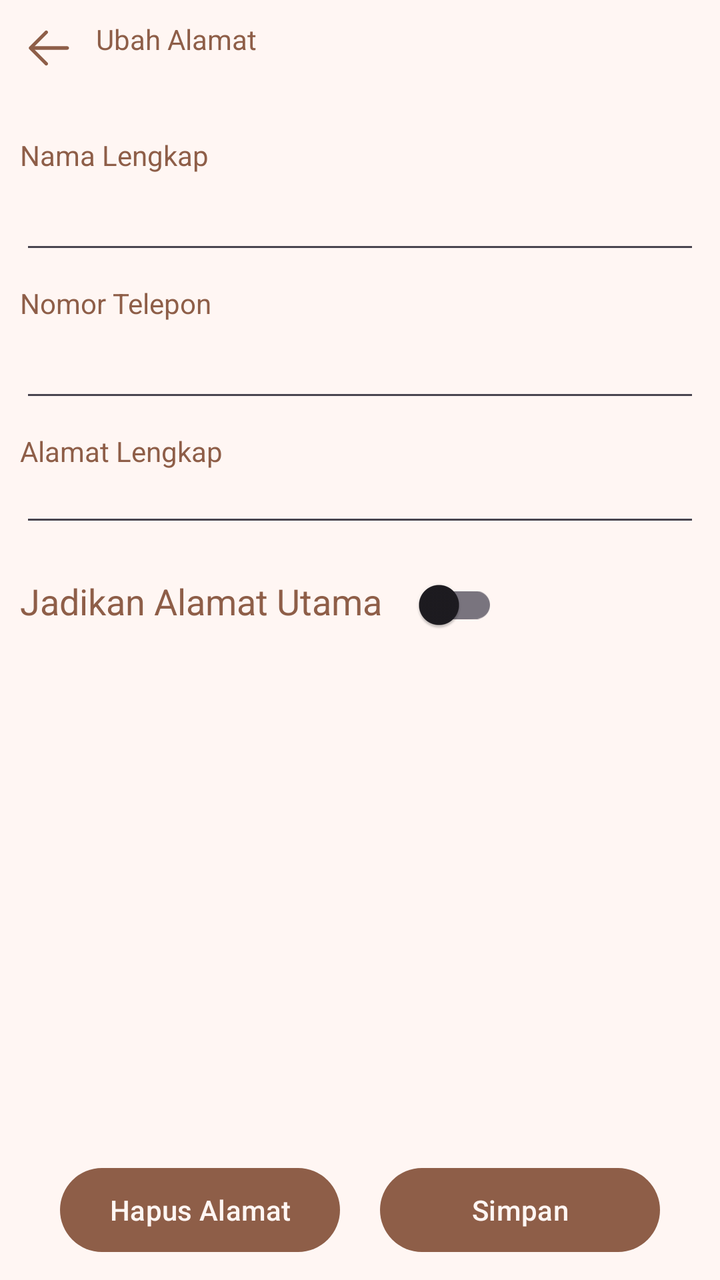
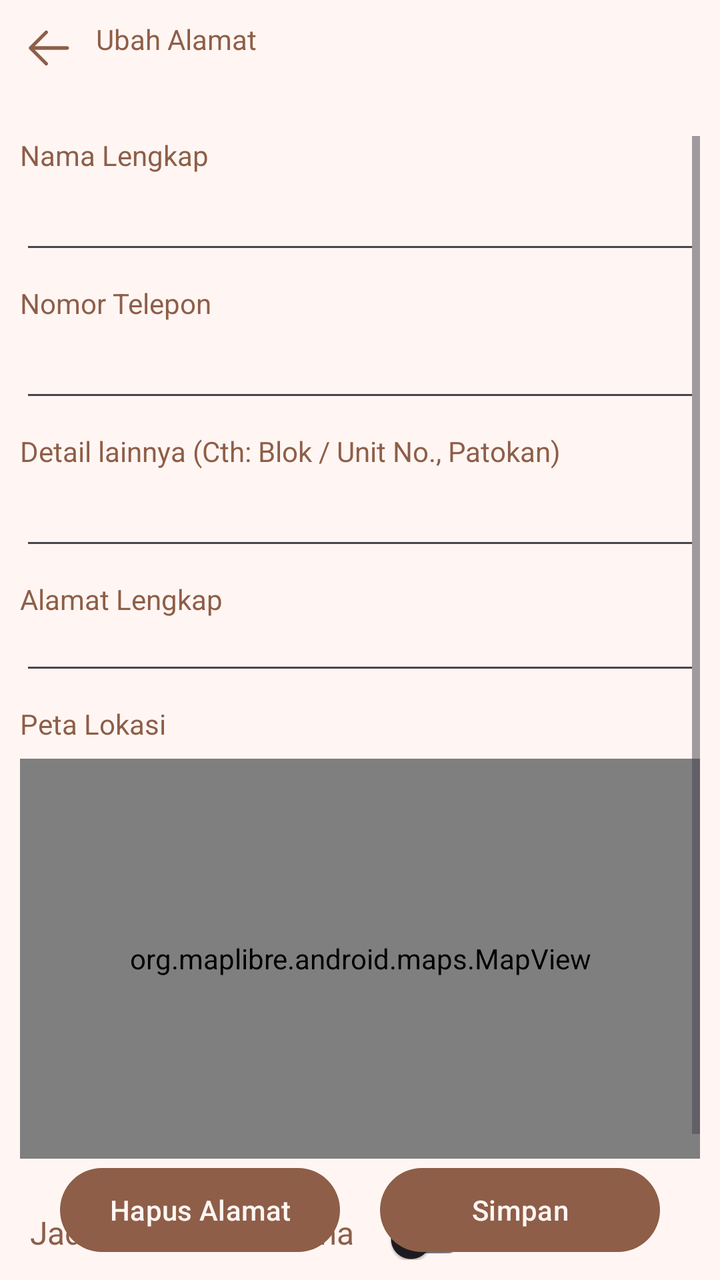

The first picture is an Android layout as it rendered before a commit; the second is the same layout after the commit. The layout source and the unified diff follow.
<!-- AndroidManifest.xml: application theme Theme.RahmatBakery -->
<!-- res/layout/activity_ubah_tambah_alamat.xml -->
<?xml version="1.0" encoding="utf-8"?>
<RelativeLayout xmlns:android="http://schemas.android.com/apk/res/android"
    xmlns:app="http://schemas.android.com/apk/res-auto"
    xmlns:tools="http://schemas.android.com/tools"
    android:id="@+id/main"
    android:layout_width="match_parent"
    android:layout_height="match_parent"
    tools:context=".pelanggan.AlamatActivity"
    android:background="@color/background"
    android:orientation="vertical">

    <RelativeLayout
        android:layout_width="match_parent"
        android:layout_height="wrap_content"
        android:padding="10dp"
        android:id="@+id/top_bar"
        >

        <ImageView
            android:id="@+id/back"
            android:layout_width="28dp"
            android:layout_height="28dp"
            android:background="@android:color/transparent"
            android:src="@drawable/back" />

        <TextView
            android:layout_marginLeft="10dp"
            android:layout_width="wrap_content"
            android:layout_height="wrap_content"
            android:text="Ubah Alamat"
            android:textColor="@color/primary"
            style="@style/TextAppearance.Material3.HeadlineSmall.Emphasized"
            android:layout_toEndOf="@id/back" />

    </RelativeLayout>

    <RelativeLayout
        android:layout_width="match_parent"
        android:layout_height="wrap_content"
        android:layout_marginTop="10dp"
        android:layout_below="@+id/top_bar"
        android:id="@+id/input_form"
        android:padding="10dp">


        <TextView
            android:textColor="@color/primary"
            android:id="@+id/judul_nama"
            android:layout_width="wrap_content"
            android:layout_height="wrap_content"
            android:text="Nama Lengkap"/>

        <EditText
            android:textColor="@color/primary"
            android:id="@+id/input_nama"
            android:layout_width="match_parent"
            android:layout_height="45dp"
            android:textSize="12sp"
            android:layout_below="@id/judul_nama"
            />

        <TextView
            android:textColor="@color/primary"
            android:id="@+id/judul_nomor_hp"
            android:layout_width="wrap_content"
            android:layout_height="wrap_content"
            android:text="Nomor Telepon"
            android:layout_below="@id/input_nama"
            android:layout_marginTop="10dp"/>

        <EditText
            android:textColor="@color/primary"
            android:id="@+id/input_no_hp"
            android:layout_width="match_parent"
            android:layout_height="45dp"
            android:textSize="12sp"
            android:layout_below="@id/judul_nomor_hp" />

        <TextView
            android:textColor="@color/primary"
            android:id="@+id/judul_alamat"
            android:layout_width="wrap_content"
            android:layout_height="wrap_content"
            android:text="Alamat Lengkap"
            android:layout_below="@id/input_no_hp"
            android:layout_marginTop="10dp"/>

        <EditText
            android:textColor="@color/primary"
            android:id="@+id/input_alamat"
            android:layout_width="match_parent"
            android:layout_height="wrap_content"
            android:textSize="12sp"
            android:layout_below="@id/judul_alamat"
            android:gravity="top"/>

    </RelativeLayout>

    <TextView
        android:textColor="@color/primary"
        android:id="@+id/judul_alamat_utama"
        android:layout_width="wrap_content"
        android:layout_height="wrap_content"
        android:text="Jadikan Alamat Utama"
        android:layout_below="@id/input_form"
        android:textSize="18sp"
        android:layout_marginTop="10dp"
        android:layout_marginStart="10dp"
        />

    <androidx.appcompat.widget.SwitchCompat
        android:id="@+id/cb_alamat_utama"
        android:layout_width="wrap_content"
        android:layout_height="wrap_content"
        android:layout_marginHorizontal="10dp"
        android:layout_toEndOf="@+id/judul_alamat_utama"
        android:layout_below="@id/input_form"
        />

    <LinearLayout
        android:layout_width="match_parent"
        android:layout_height="wrap_content"
        android:layout_alignParentBottom="true"
        android:layout_marginBottom="10dp"
        android:orientation="horizontal"
        android:gravity="center_horizontal"
        >

        <Button
            android:id="@+id/btn_hapus"
            android:layout_width="140dp"
            android:layout_height="50dp"
            android:text="Hapus Alamat"
            android:layout_marginEnd="20dp"/>

        <Button
            android:id="@+id/btn_simpan"
            android:layout_width="140dp"
            android:layout_height="50dp"
            android:text="Simpan"/>

    </LinearLayout>
</RelativeLayout>
<!-- resources referenced by this layout -->
<resources>
  <color name="background">#FFF6F3</color>
  <color name="primary">#8E5E48</color>
  <!-- drawable back (drawable) -->
  <vector xmlns:android="http://schemas.android.com/apk/res/android"
      android:width="47dp"
      android:height="47dp"
      android:viewportWidth="47"
      android:viewportHeight="47">
    <path
        android:pathData="M10.281,22.031H39.656C40.046,22.031 40.419,22.186 40.695,22.461C40.97,22.737 41.125,23.111 41.125,23.5C41.125,23.889 40.97,24.263 40.695,24.539C40.419,24.814 40.046,24.969 39.656,24.969H10.281C9.892,24.969 9.518,24.814 9.243,24.539C8.967,24.263 8.813,23.889 8.813,23.5C8.813,23.111 8.967,22.737 9.243,22.461C9.518,22.186 9.892,22.031 10.281,22.031Z"
        android:fillColor="@color/primary"/>
    <path
        android:pathData="M10.889,23.5L23.071,35.679C23.347,35.955 23.502,36.329 23.502,36.719C23.502,37.109 23.347,37.483 23.071,37.758C22.795,38.034 22.421,38.189 22.031,38.189C21.641,38.189 21.267,38.034 20.991,37.758L7.773,24.54C7.636,24.403 7.527,24.241 7.453,24.063C7.379,23.884 7.341,23.693 7.341,23.5C7.341,23.307 7.379,23.115 7.453,22.937C7.527,22.758 7.636,22.597 7.773,22.46L20.991,9.241C21.267,8.965 21.641,8.811 22.031,8.811C22.421,8.811 22.795,8.965 23.071,9.241C23.347,9.517 23.502,9.891 23.502,10.281C23.502,10.671 23.347,11.045 23.071,11.321L10.889,23.5Z"
        android:fillColor="@color/primary"/>
  </vector>
  <style name="Theme.RahmatBakery" parent="Base.Theme.RahmatBakery" />
  <style name="Base.Theme.RahmatBakery" parent="Theme.Material3.DayNight.NoActionBar">
          
           <item name="colorPrimary">@color/primary</item>
          <item name="colorOnPrimary">@color/background</item>
          <item name="colorSecondary">@color/primary</item>
          <item name="colorOnSecondary">@color/background</item>
  
      </style>
</resources>

<!-- the commit's change to res/layout/activity_ubah_tambah_alamat.xml (unified diff, before → after) -->
@@ -5,16 +5,15 @@
     android:id="@+id/main"
     android:layout_width="match_parent"
     android:layout_height="match_parent"
-    tools:context=".pelanggan.AlamatActivity"
     android:background="@color/background"
-    android:orientation="vertical">
+    android:orientation="vertical"
+    tools:context=".pelanggan.AlamatActivity">
 
     <RelativeLayout
+        android:id="@+id/top_bar"
         android:layout_width="match_parent"
         android:layout_height="wrap_content"
-        android:padding="10dp"
-        android:id="@+id/top_bar"
-        >
+        android:padding="10dp">
 
         <ImageView
             android:id="@+id/back"
@@ -24,120 +23,226 @@
             android:src="@drawable/back" />
 
         <TextView
-            android:layout_marginLeft="10dp"
+            style="@style/TextAppearance.Material3.HeadlineSmall.Emphasized"
             android:layout_width="wrap_content"
             android:layout_height="wrap_content"
+            android:layout_marginLeft="10dp"
+            android:layout_toEndOf="@id/back"
             android:text="Ubah Alamat"
-            android:textColor="@color/primary"
-            style="@style/TextAppearance.Material3.HeadlineSmall.Emphasized"
-            android:layout_toEndOf="@id/back" />
+            android:textColor="@color/primary" />
 
     </RelativeLayout>
 
-    <RelativeLayout
+    <ScrollView
         android:layout_width="match_parent"
         android:layout_height="wrap_content"
         android:layout_marginTop="10dp"
-        android:layout_below="@+id/top_bar"
-        android:id="@+id/input_form"
-        android:padding="10dp">
-
-
-        <TextView
-            android:textColor="@color/primary"
-            android:id="@+id/judul_nama"
-            android:layout_width="wrap_content"
-            android:layout_height="wrap_content"
-            android:text="Nama Lengkap"/>
-
-        <EditText
-            android:textColor="@color/primary"
-            android:id="@+id/input_nama"
-            android:layout_width="match_parent"
-            android:layout_height="45dp"
-            android:textSize="12sp"
-            android:layout_below="@id/judul_nama"
-            />
-
-        <TextView
-            android:textColor="@color/primary"
-            android:id="@+id/judul_nomor_hp"
-            android:layout_width="wrap_content"
-            android:layout_height="wrap_content"
-            android:text="Nomor Telepon"
-            android:layout_below="@id/input_nama"
-            android:layout_marginTop="10dp"/>
-
-        <EditText
-            android:textColor="@color/primary"
-            android:id="@+id/input_no_hp"
-            android:layout_width="match_parent"
-            android:layout_height="45dp"
-            android:textSize="12sp"
-            android:layout_below="@id/judul_nomor_hp" />
-
-        <TextView
-            android:textColor="@color/primary"
-            android:id="@+id/judul_alamat"
-            android:layout_width="wrap_content"
-            android:layout_height="wrap_content"
-            android:text="Alamat Lengkap"
-            android:layout_below="@id/input_no_hp"
-            android:layout_marginTop="10dp"/>
-
-        <EditText
-            android:textColor="@color/primary"
-            android:id="@+id/input_alamat"
+        android:padding="10dp"
+        android:layout_below="@+id/top_bar">
+
+        <RelativeLayout
+            android:id="@+id/input_form"
             android:layout_width="match_parent"
             android:layout_height="wrap_content"
-            android:textSize="12sp"
-            android:layout_below="@id/judul_alamat"
-            android:gravity="top"/>
-
-    </RelativeLayout>
-
-    <TextView
-        android:textColor="@color/primary"
-        android:id="@+id/judul_alamat_utama"
-        android:layout_width="wrap_content"
-        android:layout_height="wrap_content"
-        android:text="Jadikan Alamat Utama"
-        android:layout_below="@id/input_form"
-        android:textSize="18sp"
-        android:layout_marginTop="10dp"
-        android:layout_marginStart="10dp"
-        />
-
-    <androidx.appcompat.widget.SwitchCompat
-        android:id="@+id/cb_alamat_utama"
-        android:layout_width="wrap_content"
-        android:layout_height="wrap_content"
-        android:layout_marginHorizontal="10dp"
-        android:layout_toEndOf="@+id/judul_alamat_utama"
-        android:layout_below="@id/input_form"
-        />
+            android:paddingBottom="70dp">
+
+
+            <TextView
+                android:id="@+id/judul_nama"
+                android:layout_width="wrap_content"
+                android:layout_height="wrap_content"
+                android:text="Nama Lengkap"
+                android:textColor="@color/primary" />
+
+            <EditText
+                android:id="@+id/input_nama"
+                android:layout_width="match_parent"
+                android:layout_height="45dp"
+                android:layout_below="@id/judul_nama"
+                android:textColor="@color/primary"
+                android:textSize="12sp" />
+
+            <TextView
+                android:id="@+id/judul_nomor_hp"
+                android:layout_width="wrap_content"
+                android:layout_height="wrap_content"
+                android:layout_below="@id/input_nama"
+                android:layout_marginTop="10dp"
+                android:text="Nomor Telepon"
+                android:textColor="@color/primary" />
+
+            <EditText
+                android:id="@+id/input_no_hp"
+                android:layout_width="match_parent"
+                android:layout_height="45dp"
+                android:layout_below="@id/judul_nomor_hp"
+                android:textColor="@color/primary"
+                android:textSize="12sp" />
+
+            <TextView
+                android:id="@+id/judul_patokan"
+                android:layout_width="wrap_content"
+                android:layout_height="wrap_content"
+                android:layout_below="@id/input_no_hp"
+                android:layout_marginTop="10dp"
+                android:text="Detail lainnya (Cth: Blok / Unit No., Patokan)"
+                android:textColor="@color/primary" />
+
+            <EditText
+                android:id="@+id/input_patokan"
+                android:layout_width="match_parent"
+                android:layout_height="45dp"
+                android:layout_below="@id/judul_patokan"
+                android:textColor="@color/primary"
+                android:textSize="12sp" />
+
+            <TextView
+                android:id="@+id/judul_alamat"
+                android:layout_width="wrap_content"
+                android:layout_height="wrap_content"
+                android:layout_below="@id/input_patokan"
+                android:layout_marginTop="10dp"
+                android:text="Alamat Lengkap"
+                android:textColor="@color/primary" />
+
+            <EditText
+                android:id="@+id/input_alamat"
+                android:layout_width="match_parent"
+                android:layout_height="wrap_content"
+                android:layout_below="@id/judul_alamat"
+                android:gravity="top"
+                android:textColor="@color/primary"
+                android:textSize="12sp" />
+
+            <LinearLayout
+                android:id="@+id/koordinat_layout"
+                android:layout_width="match_parent"
+                android:layout_height="wrap_content"
+                android:layout_below="@id/input_alamat"
+                android:orientation="vertical"
+                android:visibility="gone">
+
+                <LinearLayout
+                    android:layout_width="match_parent"
+                    android:layout_height="wrap_content"
+                    android:layout_marginTop="10dp"
+                    android:orientation="horizontal">
+
+                    <TextView
+                        android:id="@+id/teksAltitude"
+                        android:layout_width="0dp"
+                        android:layout_height="wrap_content"
+                        android:layout_weight="1"
+                        android:text="Latitude"
+                        android:textColor="@color/primary" />
+
+                    <TextView
+                        android:id="@+id/teksLongitude"
+                        android:layout_width="0dp"
+                        android:layout_height="wrap_content"
+                        android:layout_marginStart="10dp"
+                        android:layout_weight="1"
+                        android:text="Longitude"
+                        android:textColor="@color/primary" />
+                </LinearLayout>
+
+                <LinearLayout
+                    android:layout_width="match_parent"
+                    android:layout_height="wrap_content"
+                    android:orientation="horizontal">
+
+                    <EditText
+                        android:id="@+id/input_latitude"
+                        android:layout_width="0dp"
+                        android:layout_height="wrap_content"
+                        android:layout_weight="1"
+                        android:inputType="numberDecimal|numberSigned"
+                        android:textColor="@color/primary" />
+
+                    <EditText
+                        android:id="@+id/input_longitude"
+                        android:layout_width="0dp"
+                        android:layout_height="wrap_content"
+                        android:layout_marginStart="10dp"
+                        android:layout_weight="1"
+                        android:inputType="numberDecimal|numberSigned"
+                        android:textColor="@color/primary" />
+                </LinearLayout>
+
+                <TextView
+                    android:id="@+id/pilih_alamat"
+                    android:layout_width="wrap_content"
+                    android:layout_height="wrap_content"
+                    android:layout_marginTop="10dp"
+                    android:background="@drawable/btn_outline"
+                    android:text="Gunakan Peta"
+                    android:textColor="@color/primary" />
+
+
+            </LinearLayout>
+
+            <TextView
+                android:id="@+id/judul_alamat_utama"
+                android:layout_width="wrap_content"
+                android:layout_height="wrap_content"
+                android:layout_below="@id/mapPreview"
+                android:layout_marginStart="5dp"
+                android:layout_marginTop="10dp"
+                android:text="Jadikan Alamat Utama"
+                android:textColor="@color/primary"
+                android:textSize="16sp" />
+
+            <androidx.appcompat.widget.SwitchCompat
+                android:id="@+id/cb_alamat_utama"
+                android:layout_width="wrap_content"
+                android:layout_height="wrap_content"
+                android:layout_below="@id/mapPreview"
+                android:layout_marginHorizontal="10dp"
+                android:layout_toEndOf="@+id/judul_alamat_utama" />
+
+            <TextView
+                android:layout_below="@id/input_alamat"
+                android:id="@+id/label_peta"
+                android:layout_width="wrap_content"
+                android:layout_height="wrap_content"
+                android:text="Peta Lokasi"
+                android:textColor="@color/primary"
+                android:textSize="14sp"
+                android:layout_marginTop="10dp"/>
+
+            <org.maplibre.android.maps.MapView
+                android:layout_below="@+id/label_peta"
+                android:id="@+id/mapPreview"
+                android:layout_width="match_parent"
+                android:layout_height="200dp"
+                android:layout_marginTop="8dp"
+                android:clickable="true"
+                android:focusable="true"
+                android:layout_marginBottom="16dp" />
+
+        </RelativeLayout>
+    </ScrollView>
 
     <LinearLayout
         android:layout_width="match_parent"
         android:layout_height="wrap_content"
         android:layout_alignParentBottom="true"
         android:layout_marginBottom="10dp"
-        android:orientation="horizontal"
         android:gravity="center_horizontal"
-        >
+        android:orientation="horizontal">
 
         <Button
             android:id="@+id/btn_hapus"
             android:layout_width="140dp"
             android:layout_height="50dp"
-            android:text="Hapus Alamat"
-            android:layout_marginEnd="20dp"/>
+            android:layout_marginEnd="20dp"
+            android:text="Hapus Alamat" />
 
         <Button
             android:id="@+id/btn_simpan"
             android:layout_width="140dp"
             android:layout_height="50dp"
-            android:text="Simpan"/>
+            android:text="Simpan" />
 
     </LinearLayout>
 </RelativeLayout>
<!-- resource entries referenced after the edit -->
@@ -15,7 +15,17 @@
         android:pathData="M10.889,23.5L23.071,35.679C23.347,35.955 23.502,36.329 23.502,36.719C23.502,37.109 23.347,37.483 23.071,37.758C22.795,38.034 22.421,38.189 22.031,38.189C21.641,38.189 21.267,38.034 20.991,37.758L7.773,24.54C7.636,24.403 7.527,24.241 7.453,24.063C7.379,23.884 7.341,23.693 7.341,23.5C7.341,23.307 7.379,23.115 7.453,22.937C7.527,22.758 7.636,22.597 7.773,22.46L20.991,9.241C21.267,8.965 21.641,8.811 22.031,8.811C22.421,8.811 22.795,8.965 23.071,9.241C23.347,9.517 23.502,9.891 23.502,10.281C23.502,10.671 23.347,11.045 23.071,11.321L10.889,23.5Z"
         android:fillColor="@color/primary"/>
   </vector>
+  <!-- drawable btn_outline (drawable) -->
+  <?xml version="1.0" encoding="utf-8"?>
+  <shape xmlns:android="http://schemas.android.com/apk/res/android">
+      <solid android:color="@color/white"/>
+      <corners android:radius="20dp" />
+      <padding android:left="20dp" android:top="10dp"
+          android:right="20dp" android:bottom="10dp" />
+      <stroke android:color="@color/primary" android:width="1dp" />
+  </shape>
   <style name="Theme.RahmatBakery" parent="Base.Theme.RahmatBakery" />
+  <color name="white">#FFFFFFFF</color>
   <style name="Base.Theme.RahmatBakery" parent="Theme.Material3.DayNight.NoActionBar">
           
            <item name="colorPrimary">@color/primary</item>
